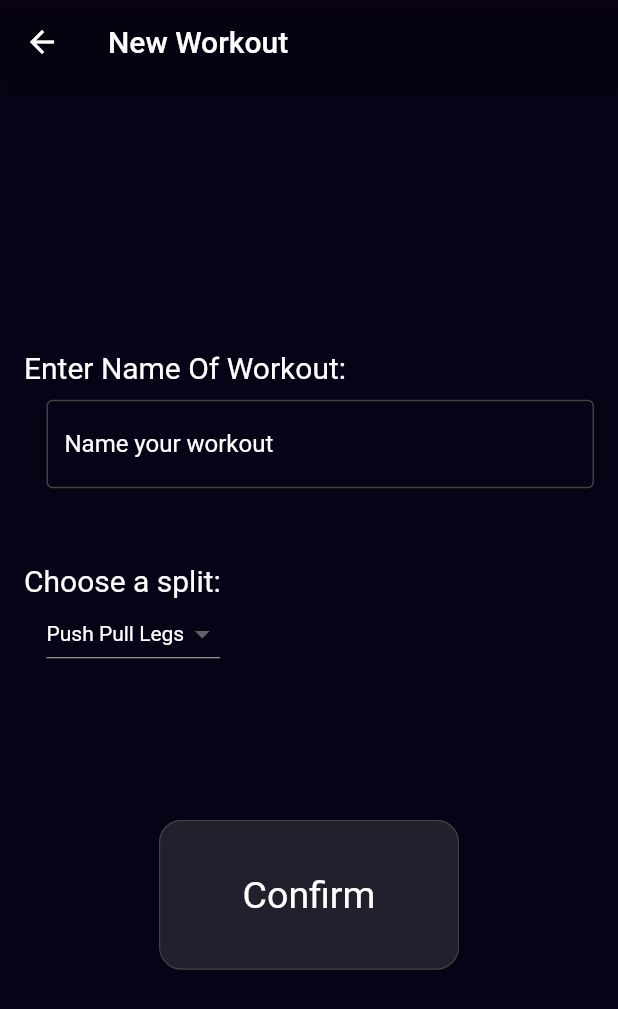
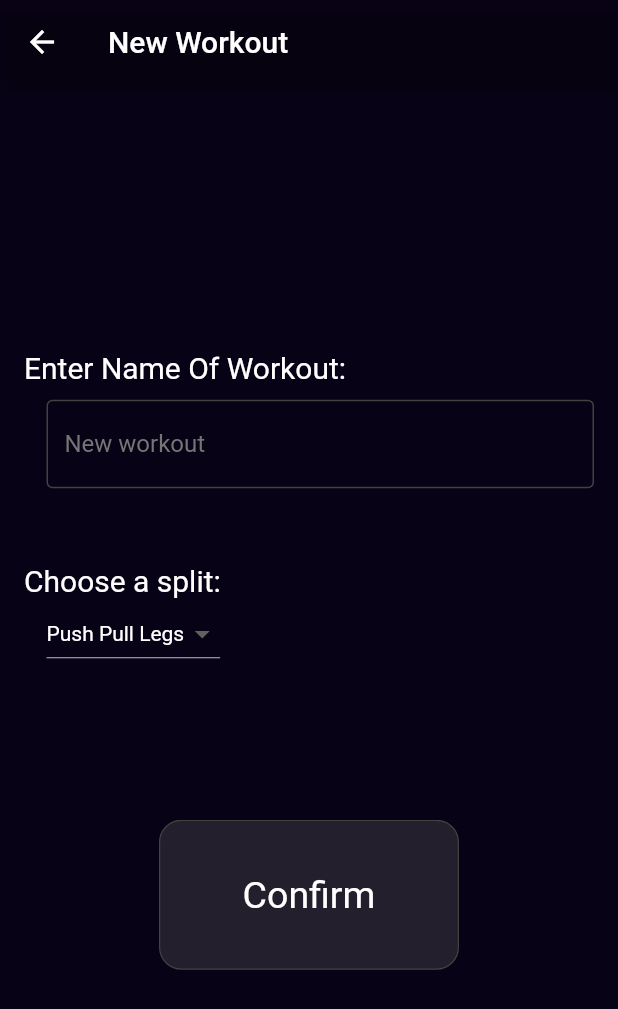
Before and after one commit to aevinj/Overload, a Flutter app: the NewWorkout screen opened directly, on a phone screen of 412 x 824 dp. Shown: the top 1009 px of the screen. Run offline on Flutter 3.47's test engine with Material 2 defaults, Android fonts, the phone set to English and light mode, and no system bars.

Commit message:
color change on text field

```diff
--- a/lib/pages/new_workout.dart
+++ b/lib/pages/new_workout.dart
@@ -50,8 +50,8 @@ class _NewWorkoutState extends State<NewWorkout> {
                 style: const TextStyle(color: Colors.white),
                 controller: _nameController,
                 decoration: InputDecoration(
-                  hintText: 'Name your workout',
-                  hintStyle: const TextStyle(color: Colors.white),
+                  hintText: 'New workout',
+                  hintStyle: TextStyle(color: Colors.grey[600]),
                   focusedBorder: const OutlineInputBorder(
                     borderSide: BorderSide(color: Colors.white),
                   ),
```
